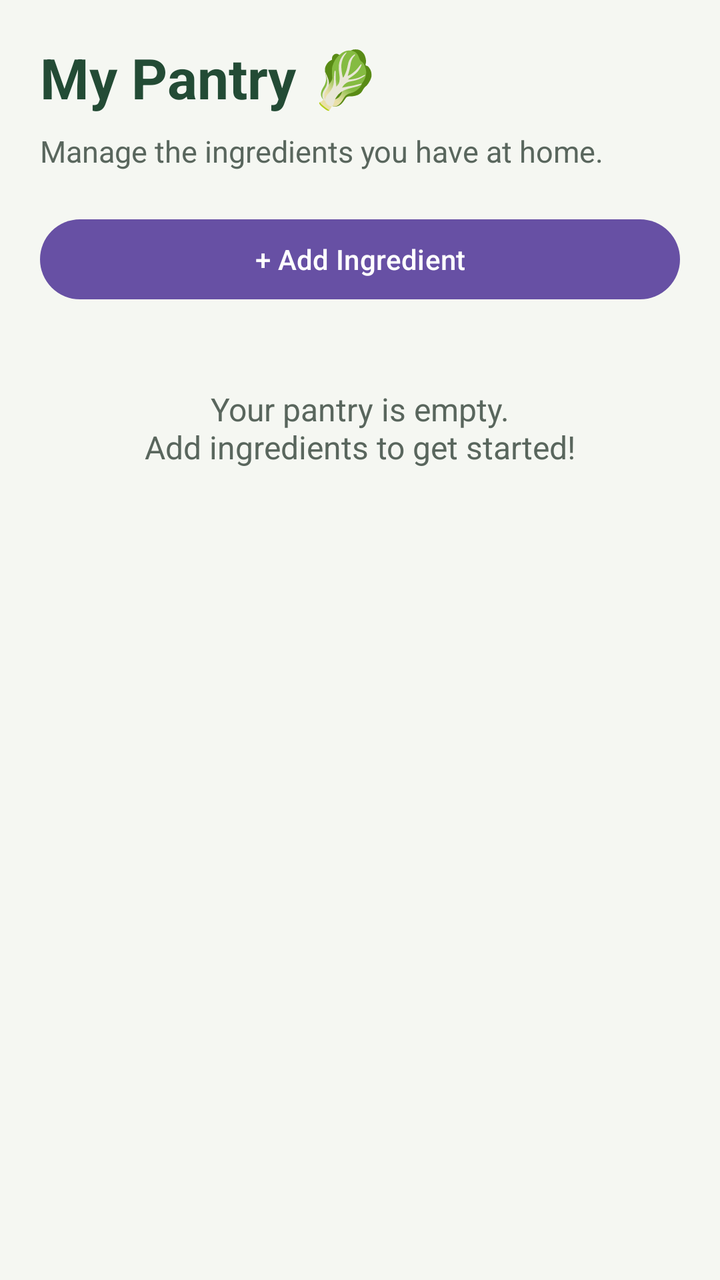
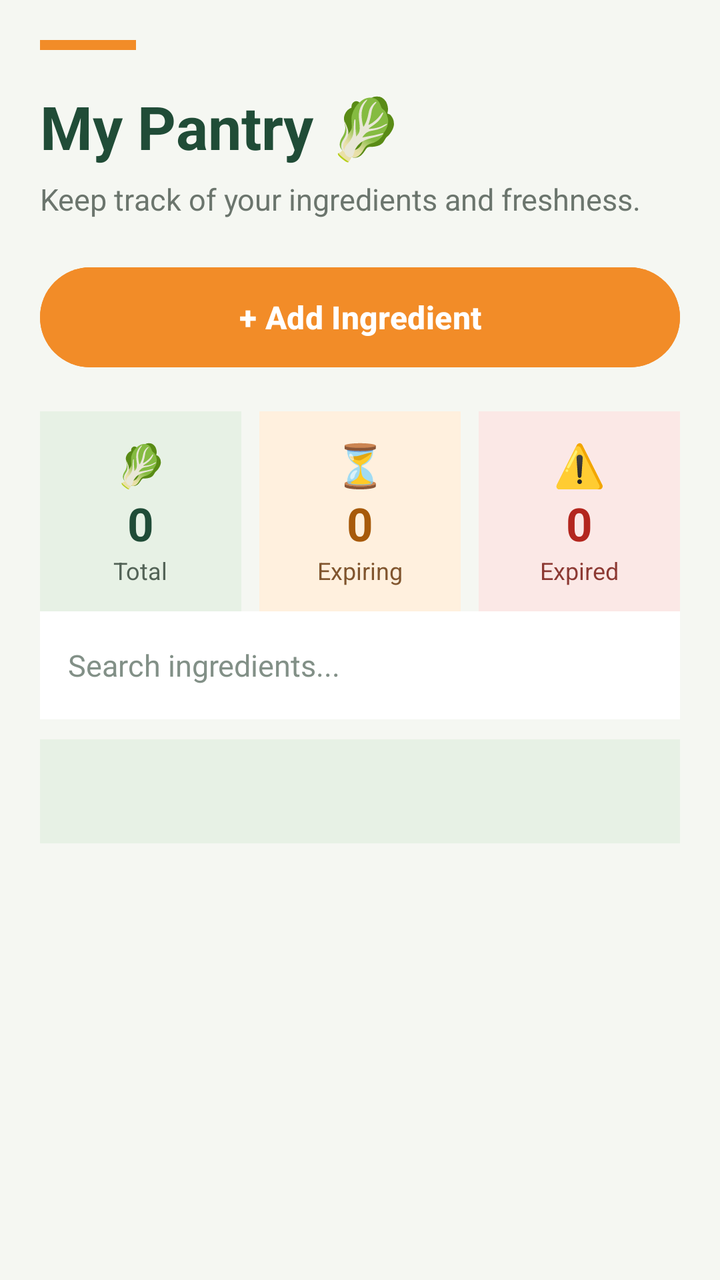

Compare the two renders of this Android layout. The source of the first and the diff that turns it into the second are given below.
<!-- AndroidManifest.xml: application theme Theme.SmartPantryManager -->
<!-- res/layout/activity_pantry.xml -->
<?xml version="1.0" encoding="utf-8"?>
<LinearLayout xmlns:android="http://schemas.android.com/apk/res/android"
    android:layout_width="match_parent"
    android:layout_height="match_parent"
    android:orientation="vertical"
    android:background="#F5F7F2"
    android:padding="20dp">

    <TextView
        android:layout_width="match_parent"
        android:layout_height="wrap_content"
        android:text="My Pantry 🥬"
        android:textColor="#234B35"
        android:textSize="28sp"
        android:textStyle="bold"
        android:layout_marginBottom="8dp" />

    <TextView
        android:layout_width="match_parent"
        android:layout_height="wrap_content"
        android:text="Manage the ingredients you have at home."
        android:textColor="#59665D"
        android:textSize="15sp"
        android:layout_marginBottom="20dp" />

    <Button
        android:id="@+id/btnAddIngredient"
        android:layout_width="match_parent"
        android:layout_height="wrap_content"
        android:text="+ Add Ingredient" />

    <TextView
        android:id="@+id/txtEmptyPantry"
        android:layout_width="match_parent"
        android:layout_height="wrap_content"
        android:layout_marginTop="40dp"
        android:gravity="center"
        android:text="Your pantry is empty.\nAdd ingredients to get started!"
        android:textColor="#59665D"
        android:textSize="16sp" />

    <androidx.recyclerview.widget.RecyclerView
        android:id="@+id/recyclerPantry"
        android:layout_width="match_parent"
        android:layout_height="0dp"
        android:layout_weight="1"
        android:layout_marginTop="12dp" />

</LinearLayout>
<!-- resources referenced by this layout -->
<resources>
  <style name="Theme.SmartPantryManager" parent="Base.Theme.SmartPantryManager" />
  <style name="Base.Theme.SmartPantryManager" parent="Theme.Material3.DayNight.NoActionBar">
          
          
      </style>
</resources>

<!-- the commit's change to res/layout/activity_pantry.xml (unified diff, before → after) -->
@@ -1,49 +1,212 @@
 <?xml version="1.0" encoding="utf-8"?>
-<LinearLayout xmlns:android="http://schemas.android.com/apk/res/android"
+<ScrollView xmlns:android="http://schemas.android.com/apk/res/android"
     android:layout_width="match_parent"
     android:layout_height="match_parent"
-    android:orientation="vertical"
     android:background="#F5F7F2"
-    android:padding="20dp">
-
-    <TextView
+    android:fillViewport="true">
+
+    <LinearLayout
         android:layout_width="match_parent"
         android:layout_height="wrap_content"
-        android:text="My Pantry 🥬"
-        android:textColor="#234B35"
-        android:textSize="28sp"
-        android:textStyle="bold"
-        android:layout_marginBottom="8dp" />
-
-    <TextView
-        android:layout_width="match_parent"
-        android:layout_height="wrap_content"
-        android:text="Manage the ingredients you have at home."
-        android:textColor="#59665D"
-        android:textSize="15sp"
-        android:layout_marginBottom="20dp" />
-
-    <Button
-        android:id="@+id/btnAddIngredient"
-        android:layout_width="match_parent"
-        android:layout_height="wrap_content"
-        android:text="+ Add Ingredient" />
-
-    <TextView
-        android:id="@+id/txtEmptyPantry"
-        android:layout_width="match_parent"
-        android:layout_height="wrap_content"
-        android:layout_marginTop="40dp"
-        android:gravity="center"
-        android:text="Your pantry is empty.\nAdd ingredients to get started!"
-        android:textColor="#59665D"
-        android:textSize="16sp" />
-
-    <androidx.recyclerview.widget.RecyclerView
-        android:id="@+id/recyclerPantry"
-        android:layout_width="match_parent"
-        android:layout_height="0dp"
-        android:layout_weight="1"
-        android:layout_marginTop="12dp" />
-
-</LinearLayout>
+        android:orientation="vertical"
+        android:padding="20dp">
+
+        <View
+            android:layout_width="48dp"
+            android:layout_height="5dp"
+            android:layout_marginBottom="18dp"
+            android:background="#F28C28" />
+
+        <TextView
+            android:layout_width="match_parent"
+            android:layout_height="wrap_content"
+            android:text="My Pantry 🥬"
+            android:textColor="#204C37"
+            android:textSize="30sp"
+            android:textStyle="bold" />
+
+        <TextView
+            android:layout_width="match_parent"
+            android:layout_height="wrap_content"
+            android:layout_marginTop="6dp"
+            android:layout_marginBottom="20dp"
+            android:text="Keep track of your ingredients and freshness."
+            android:textColor="#6B756D"
+            android:textSize="15sp" />
+
+        <Button
+            android:id="@+id/btnAddIngredient"
+            android:layout_width="match_parent"
+            android:layout_height="58dp"
+            android:layout_marginBottom="18dp"
+            android:backgroundTint="#F28C28"
+            android:text="+ Add Ingredient"
+            android:textColor="#FFFFFF"
+            android:textSize="16sp"
+            android:textStyle="bold" />
+
+        <LinearLayout
+            android:layout_width="match_parent"
+            android:layout_height="wrap_content"
+            android:orientation="horizontal"
+            android:weightSum="3">
+
+            <LinearLayout
+                android:layout_width="0dp"
+                android:layout_height="100dp"
+                android:layout_weight="1"
+                android:layout_marginEnd="6dp"
+                android:background="#E7F1E5"
+                android:gravity="center"
+                android:orientation="vertical"
+                android:padding="6dp">
+
+                <TextView
+                    android:layout_width="wrap_content"
+                    android:layout_height="wrap_content"
+                    android:text="🥬"
+                    android:textSize="21sp" />
+
+                <TextView
+                    android:id="@+id/txtTotalIngredients"
+                    android:layout_width="wrap_content"
+                    android:layout_height="wrap_content"
+                    android:text="0"
+                    android:textColor="#204C37"
+                    android:textSize="23sp"
+                    android:textStyle="bold" />
+
+                <TextView
+                    android:layout_width="wrap_content"
+                    android:layout_height="wrap_content"
+                    android:text="Total"
+                    android:textColor="#536357"
+                    android:textSize="12sp" />
+            </LinearLayout>
+
+            <LinearLayout
+                android:layout_width="0dp"
+                android:layout_height="100dp"
+                android:layout_weight="1"
+                android:layout_marginStart="3dp"
+                android:layout_marginEnd="3dp"
+                android:background="#FFF0DE"
+                android:gravity="center"
+                android:orientation="vertical"
+                android:padding="6dp">
+
+                <TextView
+                    android:layout_width="wrap_content"
+                    android:layout_height="wrap_content"
+                    android:text="⏳"
+                    android:textSize="21sp" />
+
+                <TextView
+                    android:id="@+id/txtExpiringSoon"
+                    android:layout_width="wrap_content"
+                    android:layout_height="wrap_content"
+                    android:text="0"
+                    android:textColor="#A75A0B"
+                    android:textSize="23sp"
+                    android:textStyle="bold" />
+
+                <TextView
+                    android:layout_width="wrap_content"
+                    android:layout_height="wrap_content"
+                    android:text="Expiring"
+                    android:textColor="#80552E"
+                    android:textSize="12sp" />
+            </LinearLayout>
+
+            <LinearLayout
+                android:layout_width="0dp"
+                android:layout_height="100dp"
+                android:layout_weight="1"
+                android:layout_marginStart="6dp"
+                android:background="#FBE8E6"
+                android:gravity="center"
+                android:orientation="vertical"
+                android:padding="6dp">
+
+                <TextView
+                    android:layout_width="wrap_content"
+                    android:layout_height="wrap_content"
+                    android:text="⚠️"
+                    android:textSize="21sp" />
+
+                <TextView
+                    android:id="@+id/txtExpired"
+                    android:layout_width="wrap_content"
+                    android:layout_height="wrap_content"
+                    android:text="0"
+                    android:textColor="#B3261E"
+                    android:textSize="23sp"
+                    android:textStyle="bold" />
+
+                <TextView
+                    android:layout_width="wrap_content"
+                    android:layout_height="wrap_content"
+                    android:text="Expired"
+                    android:textColor="#8C3933"
+                    android:textSize="12sp" />
+            </LinearLayout>
+        </LinearLayout>
+
+        <TextView
+            android:id="@+id/txtLowStockAlert"
+            android:layout_width="match_parent"
+            android:layout_height="wrap_content"
+            android:layout_marginTop="14dp"
+            android:layout_marginBottom="18dp"
+            android:background="#FFF0DE"
+            android:padding="14dp"
+            android:text="Low stock alert"
+            android:textColor="#80552E"
+            android:textSize="14sp"
+            android:visibility="gone" />
+
+        <EditText
+            android:id="@+id/edtSearchIngredient"
+            android:layout_width="match_parent"
+            android:layout_height="54dp"
+            android:layout_marginBottom="10dp"
+            android:background="#FFFFFF"
+            android:hint="Search ingredients..."
+            android:inputType="text"
+            android:paddingStart="14dp"
+            android:paddingEnd="14dp"
+            android:textColor="#204C37"
+            android:textColorHint="#829087"
+            android:textSize="15sp" />
+
+        <Spinner
+            android:id="@+id/spinnerIngredientFilter"
+            android:layout_width="match_parent"
+            android:layout_height="52dp"
+            android:layout_marginBottom="16dp"
+            android:background="#E7F1E5"
+            android:paddingStart="10dp"
+            android:paddingEnd="10dp" />
+
+        <TextView
+            android:id="@+id/txtEmptyPantry"
+            android:layout_width="match_parent"
+            android:layout_height="wrap_content"
+            android:gravity="center"
+            android:padding="24dp"
+            android:text="🌱 Your pantry is empty.\nAdd an ingredient to get started!"
+            android:textColor="#6B756D"
+            android:textSize="16sp"
+            android:lineSpacingExtra="6dp"
+            android:visibility="gone" />
+
+        <androidx.recyclerview.widget.RecyclerView
+            android:id="@+id/recyclerPantry"
+            android:layout_width="match_parent"
+            android:layout_height="wrap_content"
+            android:nestedScrollingEnabled="false"
+            android:clipToPadding="false"
+            android:paddingBottom="12dp" />
+
+    </LinearLayout>
+</ScrollView>
